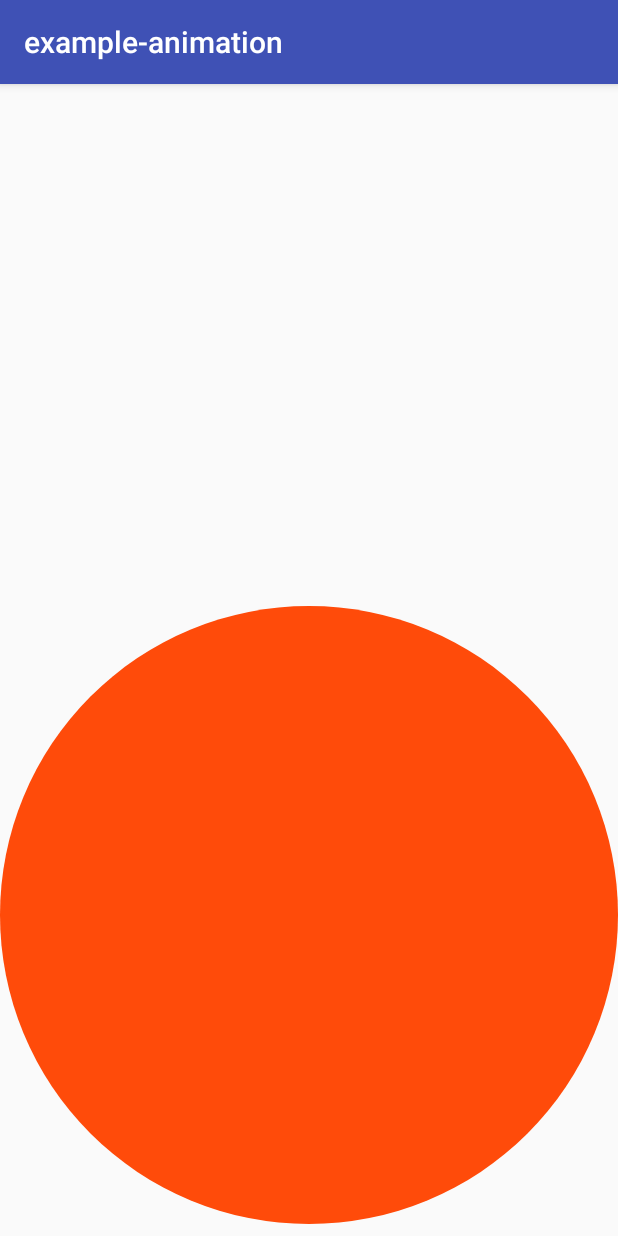
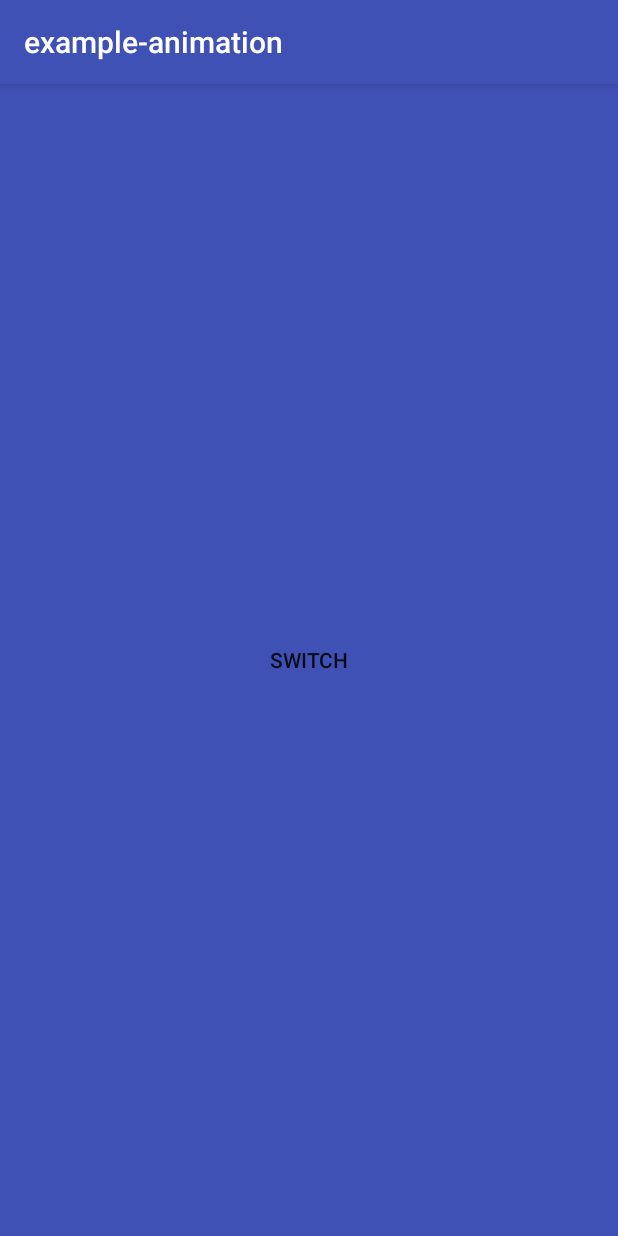
Before and after one commit to adgnue/demo-animations, an Android app: the screen it shows after launch (MainActivity), after a tap on "SWITCH", on a phone screen of 412 x 824 dp. Run offline under Robolectric (Android 15) with nearby library versions, the phone set to English and light mode, and no system bars.

Commit message:
Added grow button animation * Set all constraints to parent

```diff
--- a/app/src/main/java/de/handler/mobile/constraintlayout/SecondFragment.kt
+++ b/app/src/main/java/de/handler/mobile/constraintlayout/SecondFragment.kt
@@ -4,6 +4,7 @@ import android.content.Context
 import android.os.Bundle
 import android.support.constraint.ConstraintLayout
 import android.support.constraint.ConstraintSet
+import android.support.v4.content.ContextCompat
 import android.transition.AutoTransition
 import android.transition.Transition
 import android.transition.TransitionManager
@@ -13,6 +14,7 @@ import android.view.View
 import android.view.ViewGroup
 import android.widget.Button
 import de.handler.mobile.example_constraintlayout.R
+import kotlinx.android.synthetic.main.fragment_second.*
 
 class SecondFragment : BackAwareFragment() {
     private lateinit var circle: CircleView
@@ -43,10 +45,26 @@ class SecondFragment : BackAwareFragment() {
 //                animatedConstraints.constrainHeight(R.id.fragment_second_circle, 2500)
 
                 // center in circle animation
+//                animatedConstraints.connect(
+//                        R.id.fragment_second_switch_fragment_button, ConstraintSet.START,
+//                        R.id.fragment_second_constraint_layout, ConstraintSet.START, 16)
+//                animatedConstraints.centerVertically(R.id.fragment_second_switch_fragment_button, R.id.fragment_second_circle)
+
+                // grow button to full screen size
+                fragment_second_switch_fragment_button?.setBackgroundColor(ContextCompat.getColor(getContext(), R.color.colorPrimary))
+                animatedConstraints.clear(R.id.fragment_second_switch_fragment_button)
                 animatedConstraints.connect(
                         R.id.fragment_second_switch_fragment_button, ConstraintSet.START,
-                        R.id.fragment_second_constraint_layout, ConstraintSet.START, 16)
-                animatedConstraints.centerVertically(R.id.fragment_second_switch_fragment_button, R.id.fragment_second_circle)
+                        R.id.fragment_second_constraint_layout, ConstraintSet.START, 0)
+                animatedConstraints.connect(
+                        R.id.fragment_second_switch_fragment_button, ConstraintSet.END,
+                        R.id.fragment_second_constraint_layout, ConstraintSet.END, 0)
+                animatedConstraints.connect(
+                        R.id.fragment_second_switch_fragment_button, ConstraintSet.TOP,
+                        R.id.fragment_second_constraint_layout, ConstraintSet.TOP, 0)
+                animatedConstraints.connect(
+                        R.id.fragment_second_switch_fragment_button, ConstraintSet.BOTTOM,
+                        R.id.fragment_second_constraint_layout, ConstraintSet.BOTTOM, 0)
 
                 animatedConstraints.applyTo(constraintLayout)
             }
```
